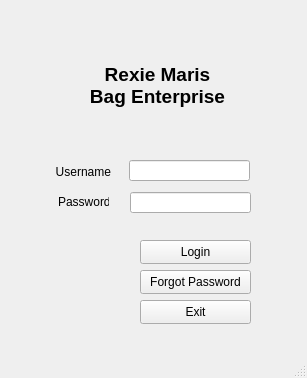
First picture: the form in ui_login.ui, repository yaJ17/SoftwareEngineering2, before the edit.
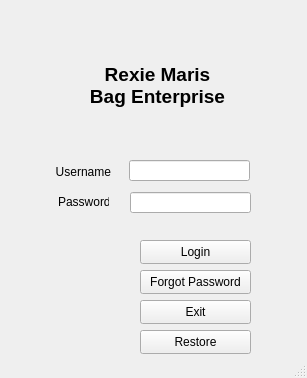
Second picture: the form after the edit.

```diff
--- a/ui_login.ui
+++ b/ui_login.ui
@@ -115,6 +115,19 @@
      <string>Login</string>
     </property>
    </widget>
+   <widget class="QPushButton" name="restore_button_login">
+    <property name="geometry">
+     <rect>
+      <x>140</x>
+      <y>330</y>
+      <width>111</width>
+      <height>24</height>
+     </rect>
+    </property>
+    <property name="text">
+     <string>Restore</string>
+    </property>
+   </widget>
   </widget>
   <widget class="QStatusBar" name="statusbar"/>
  </widget>
```
